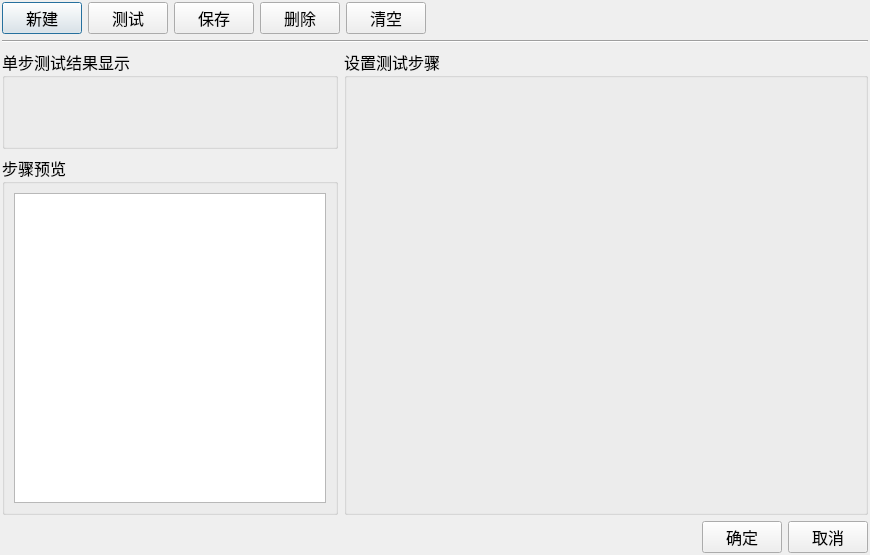
Qt form MeterMode/clsSetTestStep.ui (caicaiking/WKEFactoryView2014) before a commit.
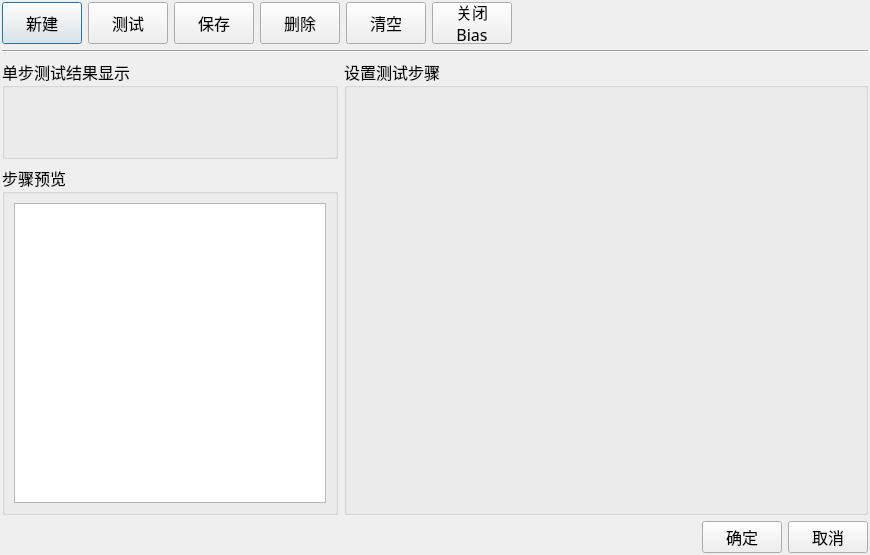
The same form after that commit. Icons and pictures are not drawn. Custom widgets are drawn as their Qt base class.

The edit to the form file:
```diff
--- a/MeterMode/clsSetTestStep.ui
+++ b/MeterMode/clsSetTestStep.ui
@@ -48,7 +48,7 @@
          <property name="minimumSize">
           <size>
            <width>80</width>
-           <height>32</height>
+           <height>42</height>
           </size>
          </property>
          <property name="font">
@@ -67,7 +67,7 @@
          <property name="minimumSize">
           <size>
            <width>80</width>
-           <height>32</height>
+           <height>42</height>
           </size>
          </property>
          <property name="font">
@@ -86,7 +86,7 @@
          <property name="minimumSize">
           <size>
            <width>80</width>
-           <height>32</height>
+           <height>42</height>
           </size>
          </property>
          <property name="font">
@@ -105,7 +105,7 @@
          <property name="minimumSize">
           <size>
            <width>80</width>
-           <height>32</height>
+           <height>42</height>
           </size>
          </property>
          <property name="font">
@@ -124,7 +124,7 @@
          <property name="minimumSize">
           <size>
            <width>80</width>
-           <height>32</height>
+           <height>42</height>
           </size>
          </property>
          <property name="font">
@@ -138,6 +138,36 @@
          </property>
         </widget>
        </item>
+       <item>
+        <widget class="QPushButton" name="btnTurnOffBias">
+         <property name="minimumSize">
+          <size>
+           <width>80</width>
+           <height>42</height>
+          </size>
+         </property>
+         <property name="font">
+          <font>
+           <family>楷体</family>
+           <pointsize>12</pointsize>
+          </font>
+         </property>
+         <property name="text">
+          <string>关闭
+Bias</string>
+         </property>
+         <property name="icon">
+          <iconset resource="../recFile/myRes.qrc">
+           <normaloff>:/Icons/BiasOff.png</normaloff>:/Icons/BiasOff.png</iconset>
+         </property>
+         <property name="iconSize">
+          <size>
+           <width>30</width>
+           <height>30</height>
+          </size>
+         </property>
+        </widget>
+       </item>
        <item>
         <spacer name="horizontalSpacer_2">
          <property name="orientation">
```
Left out of the diff: 14 changed lines with no effect on the pictures.
